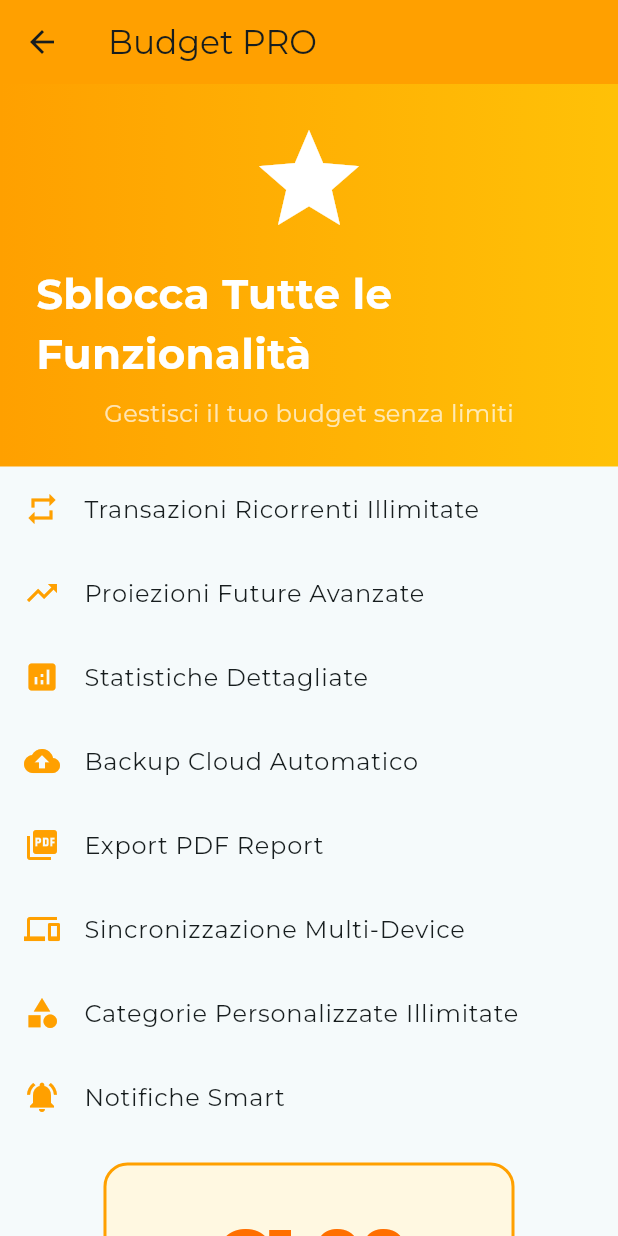
After one commit to spartan0695/BudgetAPP, a Flutter app: the PremiumPage screen opened directly, on a phone screen of 412 x 824 dp. The commit adds this screen. Run offline on Flutter 3.47's test engine with Material 3 defaults, Android fonts, the phone set to English and light mode, and no system bars; our stand-ins replace google_fonts, in_app_purchase, shared_preferences; accounts and stored records are empty.

Commit message:
paywall premium update

```diff
--- /dev/null
+++ b/lib/premium_page.dart
@@ -0,0 +1,161 @@
+import 'package:flutter/material.dart';
+import 'services/subscription_service.dart';
+
+class PremiumPage extends StatelessWidget {
+  final SubscriptionService _subscriptionService = SubscriptionService();
+
+  @override
+  Widget build(BuildContext context) {
+    return Scaffold(
+      appBar: AppBar(
+        title: Text('Budget PRO'),
+        backgroundColor: Colors.amber[700],
+      ),
+      body: SingleChildScrollView(
+        child: Column(
+          children: [
+            _buildHeader(),
+            _buildFeaturesList(),
+            _buildPricingCard(context),
+            _buildFAQ(),
+          ],
+        ),
+      ),
+    );
+  }
+
+  Widget _buildHeader() {
+    return Container(
+      padding: EdgeInsets.all(24),
+      decoration: BoxDecoration(
+        gradient: LinearGradient(
+          colors: [Colors.amber[700]!, Colors.amber[500]!],
+        ),
+      ),
+      child: Column(
+        children: [
+          Icon(Icons.star, size: 80, color: Colors.white),
+          SizedBox(height: 16),
+          Text(
+            'Sblocca Tutte le Funzionalità',
+            style: TextStyle(
+              fontSize: 28,
+              fontWeight: FontWeight.bold,
+              color: Colors.white,
+            ),
+          ),
+          SizedBox(height: 8),
+          Text(
+            'Gestisci il tuo budget senza limiti',
+            style: TextStyle(fontSize: 16, color: Colors.white70),
+          ),
+        ],
+      ),
+    );
+  }
+
+  Widget _buildFeaturesList() {
+    final features = [
+      {'icon': Icons.repeat, 'title': 'Transazioni Ricorrenti Illimitate'},
+      {'icon': Icons.trending_up, 'title': 'Proiezioni Future Avanzate'},
+      {'icon': Icons.analytics, 'title': 'Statistiche Dettagliate'},
+      {'icon': Icons.cloud_upload, 'title': 'Backup Cloud Automatico'},
+      {'icon': Icons.picture_as_pdf, 'title': 'Export PDF Report'},
+      {'icon': Icons.devices, 'title': 'Sincronizzazione Multi-Device'},
+      {'icon': Icons.category, 'title': 'Categorie Personalizzate Illimitate'},
+      {'icon': Icons.notifications_active, 'title': 'Notifiche Smart'},
+    ];
+
+    return ListView.builder(
+      shrinkWrap: true,
+      physics: NeverScrollableScrollPhysics(),
+      itemCount: features.length,
+      itemBuilder: (context, index) {
+        return ListTile(
+          leading: Icon(features[index]['icon'] as IconData, color: Colors.amber[700]),
+          title: Text(features[index]['title'] as String),
+        );
+      },
+    );
+  }
+
+  Widget _buildPricingCard(BuildContext context) {
+    return Container(
+      margin: EdgeInsets.all(16),
+      padding: EdgeInsets.all(24),
+      decoration: BoxDecoration(
+        color: Colors.amber[50],
+        borderRadius: BorderRadius.circular(16),
+        border: Border.all(color: Colors.amber[700]!, width: 2),
+      ),
+      child: Column(
+        children: [
+          Text(
+            '€1,99',
+            style: TextStyle(
+              fontSize: 48,
+              fontWeight: FontWeight.bold,
+              color: Colors.amber[900],
+            ),
+          ),
+          Text('al mese', style: TextStyle(fontSize: 18)),
+          SizedBox(height: 8),
+          Text(
+            'Cancella in qualsiasi momento',
+            style: TextStyle(color: Colors.grey[600]),
+          ),
+          SizedBox(height: 24),
+          ElevatedButton(
+            onPressed: () async {
+              await _subscriptionService.purchasePremium();
+            },
+            style: ElevatedButton.styleFrom(
+              backgroundColor: Colors.amber[700],
+              padding: EdgeInsets.symmetric(horizontal: 48, vertical: 16),
+              shape: RoundedRectangleBorder(
+                borderRadius: BorderRadius.circular(12),
+              ),
+            ),
+            child: Text(
+              'Inizia Ora',
+              style: TextStyle(fontSize: 18, fontWeight: FontWeight.bold),
+            ),
+          ),
+        ],
+      ),
+    );
+  }
+
+  Widget _buildFAQ() {
+    return Padding(
+      padding: EdgeInsets.all(16),
+      child: Column(
+        crossAxisAlignment: CrossAxisAlignment.start,
+        children: [
+          Text(
+            'Domande Frequenti',
+            style: TextStyle(fontSize: 20, fontWeight: FontWeight.bold),
+          ),
+          SizedBox(height: 16),
+          _faqItem('Posso cancellare?', 'Sì, in qualsiasi momento dalle impostazioni'),
+          _faqItem('Funziona offline?', 'Sì, tutte le funzionalità sono disponibili offline'),
+          _faqItem('I dati sono sicuri?', 'Sì, crittografia end-to-end per backup cloud'),
+        ],
+      ),
+    );
+  }
+
+  Widget _faqItem(String question, String answer) {
+    return Padding(
+      padding: EdgeInsets.only(bottom: 12),
+      child: Column(
+        crossAxisAlignment: CrossAxisAlignment.start,
+        children: [
+          Text(question, style: TextStyle(fontWeight: FontWeight.bold)),
+          SizedBox(height: 4),
+          Text(answer, style: TextStyle(color: Colors.grey[700])),
+        ],
+      ),
+    );
+  }
+}
--- /dev/null
+++ b/lib/services/premium_service.dart
@@ -0,0 +1,57 @@
+import 'package:shared_preferences/shared_preferences.dart';
+
+class PremiumService {
+  static const String _premiumKey = 'is_premium_user';
+
+  // Singleton
+  static final PremiumService _instance = PremiumService._internal();
+  factory PremiumService() => _instance;
+  PremiumService._internal();
+
+  bool _isPremium = false;
+
+  Future<void> init() async {
+    final prefs = await SharedPreferences.getInstance();
+    _isPremium = prefs.getBool(_premiumKey) ?? false;
+  }
+
+  bool get isPremium => _isPremium;
+
+  Future<void> setPremium(bool value) async {
+    _isPremium = value;
+    final prefs = await SharedPreferences.getInstance();
+    await prefs.setBool(_premiumKey, value);
+  }
+
+  // Verifica se feature è disponibile
+  bool canAccessFeature(PremiumFeature feature) {
+    if (_isPremium) return true;
+    return feature.isFreeFeature;
+  }
+
+  // Limiti versione free
+  int getMaxRecurringTransactions() => _isPremium ? 999 : 3;
+  int getMaxCustomCategories() => _isPremium ? 999 : 3;
+  int getMaxProjectionMonths() => _isPremium ? 120 : 1;
+}
+
+enum PremiumFeature {
+  recurringTransactions,
+  advancedStatistics,
+  unlimitedCategories,
+  cloudBackup,
+  pdfExport,
+  multipleScenarios,
+  customThemes,
+}
+
+extension PremiumFeatureExtension on PremiumFeature {
+  bool get isFreeFeature {
+    switch (this) {
+      case PremiumFeature.recurringTransactions:
+        return false; // limitato a 3
+      default:
+        return false;
+    }
+  }
+}
--- /dev/null
+++ b/lib/services/subscription_service.dart
@@ -0,0 +1,54 @@
+import 'package:in_app_purchase/in_app_purchase.dart';
+import 'premium_service.dart';
+
+class SubscriptionService {
+  final InAppPurchase _iap = InAppPurchase.instance;
+  final PremiumService _premiumService = PremiumService();
+
+  // ID prodotto (deve corrispondere a quello su App Store/Play Store)
+  static const String premiumMonthlyId = 'premium_monthly_199';
+
+  Future<void> init() async {
+    final available = await _iap.isAvailable();
+    if (!available) {
+      print('Store non disponibile');
+      return;
+    }
+
+    // Ascolta acquisti
+    _iap.purchaseStream.listen(_onPurchaseUpdate);
+
+    // Ripristina acquisti precedenti
+    await _restorePurchases();
+  }
+
+  Future<void> purchasePremium() async {
+    final ProductDetailsResponse response = await _iap.queryProductDetails({premiumMonthlyId});
+
+    if (response.productDetails.isEmpty) {
+      print('Prodotto non trovato');
+      return;
+    }
+
+    final ProductDetails productDetails = response.productDetails.first;
+    final PurchaseParam purchaseParam = PurchaseParam(productDetails: productDetails);
+
+    await _iap.buyNonConsumable(purchaseParam: purchaseParam);
+  }
+
+  void _onPurchaseUpdate(List<PurchaseDetails> purchases) {
+    for (var purchase in purchases) {
+      if (purchase.status == PurchaseStatus.purchased) {
+        _premiumService.setPremium(true);
+      }
+
+      if (purchase.pendingCompletePurchase) {
+        _iap.completePurchase(purchase);
+      }
+    }
+  }
+
+  Future<void> _restorePurchases() async {
+    await _iap.restorePurchases();
+  }
+}
--- a/lib/widgets/add_entry_popup.dart
+++ b/lib/widgets/add_entry_popup.dart
@@ -4,6 +4,8 @@ import 'package:flutter/material.dart';
 import 'popup_tag.dart';
 import '../skinStyle/styledTextField.dart';
 import '../skinStyle/displayField.dart';
+import 'package:budget_app/services/premium_service.dart';
+import 'package:budget_app/widgets/paywall_dialog.dart';
 
 void showAddEntryPopupOld(BuildContext context) {
   showModalBottomSheet(
@@ -159,3 +161,22 @@ class AddEntryPopup extends StatelessWidget {
     );
   }
 }
+
+// Prima di aggiungere transazione ricorrente
+final premiumService = PremiumService();
+final currentRecurringCount = await getRecurringTransactionsCount();
+
+if (!premiumService.isPremium && currentRecurringCount >= 3) {
+  // Mostra paywall
+  showDialog(
+    context: context,
+    builder: (context) => PaywallDialog(
+      featureName: 'Transazioni Ricorrenti Illimitate',
+      onUpgrade: () {
+        Navigator.pop(context);
+        Navigator.pushNamed(context, '/premium');
+      },
+    ),
+  );
+  return;
+}
--- a/pubspec.yaml
+++ b/pubspec.yaml
@@ -31,6 +31,9 @@ dependencies:
   flutter:
     sdk: flutter
   path_provider: ^2.1.1
+  in_app_purchase: ^3.1.13  # Per acquisti in-app
+  shared_preferences: ^2.2.2  # Salva stato abbonamento
+  flutter_bloc: ^8.1.3  # State management (opzionale)
 
   # The following adds the Cupertino Icons font to your application.
   # Use with the CupertinoIcons class for iOS style icons.
```
Also changed, not shown: lib/balance_page.dart (+17 -0 lines), lib/widgets/paywall_dialog.dart (added, +93 -0 lines), lib/widgets/premium_badge.dart (added, +221 -0 lines), pubspec.lock, 1 other file.
